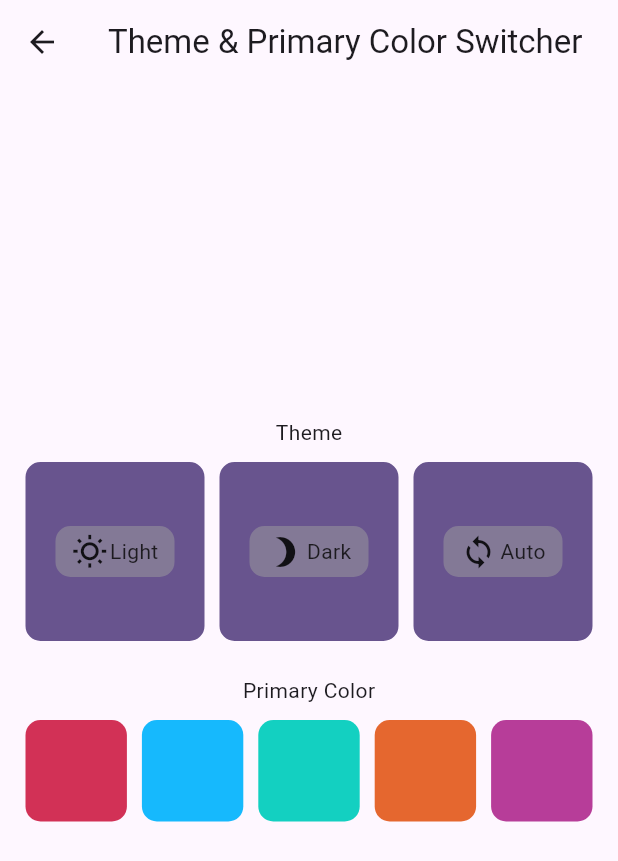
After one commit to ricosolana/AI-Hair-Styler, a Flutter app: the MySettingsPage screen opened directly, after a tap on "Change Theme and Colors", on a phone screen of 412 x 824 dp. The commit adds this screen. Shown: the top 861 px of the screen. Run offline on Flutter 3.47's test engine with Material 3 defaults, Android fonts, the phone set to English and light mode, and no system bars; our stand-ins replace camera, flutter_svg, settings_ui.

Commit message:
Light/Dark Theme and Color Prototype

```diff
--- a/lib/main.dart
+++ b/lib/main.dart
@@ -1,5 +1,7 @@
 import 'package:camera/camera.dart';
 import 'package:flutter/material.dart';
+import 'package:provider/provider.dart';
+import 'package:senior_project_hair_ai/screens/colors.dart';
 import 'package:senior_project_hair_ai/screens/home.dart';
 
 // BottomSheet
@@ -18,7 +20,10 @@ Future<void> main() async {
   final firstCamera = cameras.first;
 
   runApp(
-    MyApp(camera: firstCamera),
+    ChangeNotifierProvider(
+      create: (context) => ThemeProvider(),
+      child: MyApp(camera: firstCamera),
+    ),
   );
 }
 
--- /dev/null
+++ b/lib/screens/colors.dart
@@ -0,0 +1,228 @@
+import 'package:camera/camera.dart';
+import 'package:flutter/material.dart';
+import 'package:provider/provider.dart';
+import 'package:senior_project_hair_ai/screens/home.dart';
+
+
+class MyColorsPage extends StatefulWidget {
+  const MyColorsPage({super.key, required this.camera});
+
+  final CameraDescription camera;
+
+  @override
+  State<MyColorsPage> createState() => _MyColorsPageState();
+}
+
+class _MyColorsPageState extends State<MyColorsPage> {
+  @override
+  Widget build(BuildContext context) {
+    return MaterialApp(
+      debugShowCheckedModeBanner: false,
+      theme: ThemeData(
+        brightness: Brightness.light,
+        primarySwatch: Colors.blue,
+        primaryColor: Colors.blue,
+      ),
+      darkTheme: ThemeData(
+        brightness: Brightness.dark,
+        primarySwatch: Colors.blue,
+        primaryColor: Colors.blue,
+      ),
+      home: MyHomePage(title: '', camera: widget.camera,),
+    );
+  }
+}
+
+class ColorsPage extends StatelessWidget {
+  @override
+  Widget build(BuildContext context) {
+    final themeProvider = Provider.of<ThemeProvider>(context);
+
+    return Scaffold(
+      appBar: AppBar(
+        title: const Text('Theme & Primary Color Switcher'),
+      ),
+      body: Center(
+        child: Container(
+          padding: const EdgeInsets.symmetric(vertical: 20, horizontal: 17),
+          width: 450.0,
+          child: Column(
+            mainAxisAlignment: MainAxisAlignment.center,
+            children: [
+              const Padding(
+                padding: EdgeInsets.symmetric(vertical: 10),
+                child: Text('Theme'),
+              ),
+              ThemeSwitcher(),
+              const Padding(
+                padding: EdgeInsets.symmetric(vertical: 10),
+                child: Text('Primary Color'),
+              ),
+              PrimaryColorSwitcher(),
+            ],
+          ),
+        ),
+      ),
+    );
+  }
+}
+
+class ThemeProvider with ChangeNotifier {
+  ThemeMode _themeMode = ThemeMode.light;
+  Color _primaryColor = Colors.blue;
+
+  ThemeMode get themeMode => _themeMode;
+  Color get primaryColor => _primaryColor;
+
+  set themeMode(ThemeMode mode) {
+    _themeMode = mode;
+    notifyListeners();
+  }
+
+  set primaryColor(Color color) {
+    _primaryColor = color;
+    notifyListeners();
+  }
+}
+
+class ThemeSwitcher extends StatefulWidget {
+  @override
+  _ThemeSwitcherState createState() => _ThemeSwitcherState();
+
+
+}
+
+class _ThemeSwitcherState extends State<ThemeSwitcher> {
+  void changeTheme(ThemeMode themeMode){
+    Provider.of<ThemeProvider>(context, listen: false).themeMode = themeMode;
+  }
+
+  @override
+  Widget build(BuildContext context) {
+    return SizedBox(
+      height: (450.0 - (17 * 2) - (10 * 2)) / 3,
+      child: GridView.count(
+        physics: const NeverScrollableScrollPhysics(),
+        crossAxisSpacing: 10,
+        crossAxisCount: 3,
+        children: [
+          buildThemeButton(context, ThemeMode.light, 'Light', Icons.wb_sunny_outlined),
+          buildThemeButton(context, ThemeMode.dark, 'Dark', Icons.brightness_3),
+          buildThemeButton(context, ThemeMode.system, 'Auto', Icons.sync),
+        ],
+      ),
+    );
+  }
+
+  Widget buildThemeButton(BuildContext context, ThemeMode themeMode, String title, IconData icon) {
+    return GestureDetector(
+      onTap: () {
+        changeTheme(themeMode);
+      },
+      child: Container(
+        height: 100,
+        padding: const EdgeInsets.symmetric(horizontal: 10),
+        decoration: BoxDecoration(
+          color: Theme.of(context).primaryColor,
+          borderRadius: BorderRadius.circular(10),
+          border: Border.all(width: 2, color: Theme.of(context).primaryColor),
+        ),
+        child: Center(
+          child: Container(
+            padding: const EdgeInsets.symmetric(horizontal: 10, vertical: 5),
+            margin: const EdgeInsets.symmetric(horizontal: 8),
+            decoration: BoxDecoration(
+              borderRadius: BorderRadius.circular(10),
+              color: Colors.grey.withOpacity(0.5),
+            ),
+            child: Row(
+              mainAxisAlignment: MainAxisAlignment.spaceAround,
+              children: [
+                Icon(icon),
+                Text(
+                  title,
+                  style: Theme.of(context).textTheme.bodyMedium,
+                ),
+              ],
+            ),
+          ),
+        ),
+      ),
+    );
+  }
+}
+
+
+class AppTheme {
+  ThemeMode mode;
+  String title;
+  IconData icon;
+
+  AppTheme({
+    required this.mode,
+    required this.title,
+    required this.icon,
+  });
+}
+
+List<AppTheme> appThemes = [
+  AppTheme(
+    mode: ThemeMode.light,
+    title: 'Light',
+    icon: Icons.wb_sunny_outlined,
+  ),
+  AppTheme(
+    mode: ThemeMode.dark,
+    title: 'Dark',
+    icon: Icons.brightness_3,
+  ),
+  AppTheme(
+    mode: ThemeMode.system,
+    title: 'Auto',
+    icon: Icons.sync_outlined,
+  ),
+];
+
+class PrimaryColorSwitcher extends StatelessWidget {
+  @override
+  Widget build(BuildContext context) {
+    return SizedBox(
+      height: (450.0 - (17 * 2) - (10 * 2)) / 3,
+      child: GridView.count(
+        crossAxisCount: 5,
+        physics: const NeverScrollableScrollPhysics(),
+        crossAxisSpacing: 10,
+        children: List.generate(
+          5,
+              (i) {
+            return GestureDetector(
+              onTap: (){
+                Provider.of<ThemeProvider>(context, listen: false).primaryColor =
+                const [
+                  Color(0xffd23156),
+                  Color(0xff16b9fd),
+                  Color(0xff13d0c1),
+                  Color(0xffe5672f),
+                  Color(0xffb73d99),
+                ][i];
+              },
+              child: Container(
+              height: 50,
+              decoration: BoxDecoration(
+                color: const [
+                  Color(0xffd23156),
+                  Color(0xff16b9fd),
+                  Color(0xff13d0c1),
+                  Color(0xffe5672f),
+                  Color(0xffb73d99),
+                ][i],
+                borderRadius: BorderRadius.circular(10),
+              ),
+            ),
+            );
+          },
+        ),
+      ),
+    );
+  }
+}
--- a/lib/screens/home.dart
+++ b/lib/screens/home.dart
@@ -10,6 +10,7 @@ import 'package:senior_project_hair_ai/screens/help.dart';
 import 'package:senior_project_hair_ai/screens/settings.dart';
 
 class MyHomePage extends StatefulWidget {
+
   MyHomePage({super.key, required this.title, required this.camera});
 
   final String title;
--- a/lib/screens/settings.dart
+++ b/lib/screens/settings.dart
@@ -1,5 +1,8 @@
+import 'package:camera/camera.dart';
 import 'package:flutter/cupertino.dart';
 import 'package:flutter/material.dart';
+import 'package:senior_project_hair_ai/Navigation.dart';
+import 'package:senior_project_hair_ai/screens/colors.dart';
 import 'package:settings_ui/settings_ui.dart';
 
 // TODO properly implement
@@ -14,6 +17,9 @@ class MySettingsPage extends StatefulWidget {
 
 
 class _MySettingsPageState extends State<MySettingsPage> {
+  late CameraDescription camera;
+
+
   @override
 
 
@@ -61,18 +67,14 @@ class _MySettingsPageState extends State<MySettingsPage> {
             title: const Text('Customization:'),
           tiles: [
           SettingsTile(
-          title: const Text('Change Theme (Color 1)'),
+          title: const Text('Change Theme and Colors'),
           leading: const Icon(Icons.palette_rounded),
           onPressed: (context) {
-            //Navigation.navigateTo(context: context, screen: screen, style: style)
-          },
-          ),
-          SettingsTile(
-          title: const Text('Change Theme (Color 2)'),
-          leading: const Icon(Icons.palette_rounded),
-          onPressed: (context) {
-              //Navigation.navigateTo(context: context, screen: screen, style: style)
-          },
+            navigateTo(
+            context: context,
+            screen: ColorsPage(), style:
+            NavigationRouteStyle.material,);
+            },
           ),
           ],  //tiles
           ),
--- a/pubspec.yaml
+++ b/pubspec.yaml
@@ -38,6 +38,7 @@ dependencies:
   path: ^1.8.3
   path_provider: ^2.1.2
   settings_ui: ^2.0.2
+  provider: ^5.0.0
 
 dev_dependencies:
   flutter_test:
```
Also changed, not shown: pubspec.lock.
